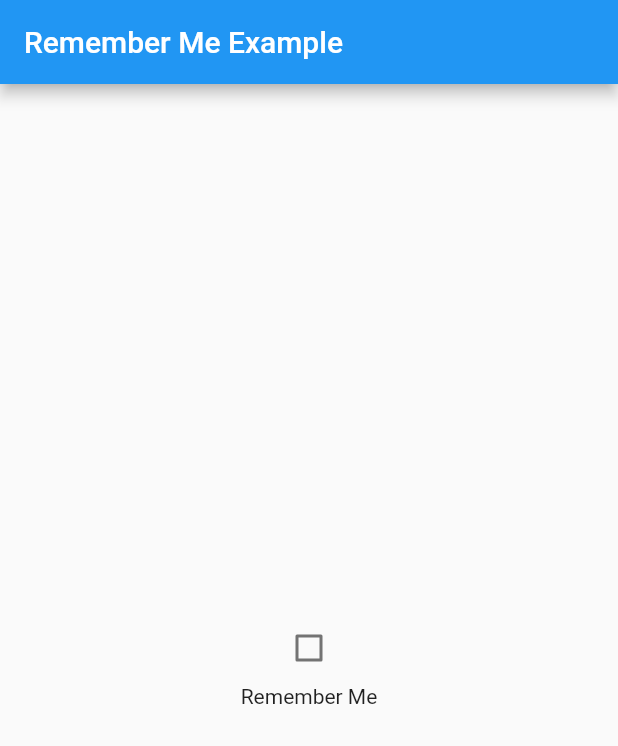
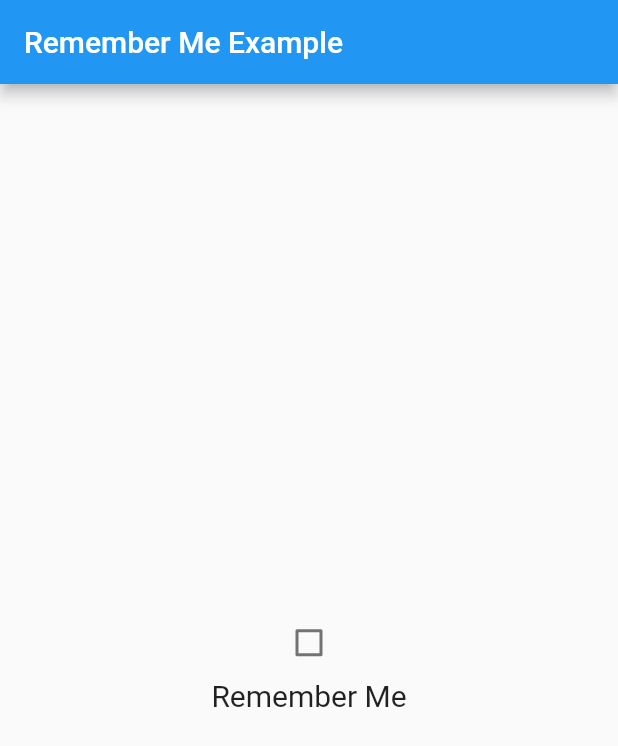
Before and after one commit to kennedyowusu/remember_me, a Flutter app: the screen it shows after launch, on a phone screen of 412 x 824 dp. Shown: the top 746 px of the screen. Run offline on Flutter 3.47's test engine with Material 2 defaults, Android fonts, the phone set to English and light mode, and no system bars; our stand-ins replace get, get_storage.

Commit message:
update fontsize

```diff
--- a/lib/remember_me.dart
+++ b/lib/remember_me.dart
@@ -25,7 +25,12 @@ class RememberMeScreen extends StatelessWidget {
                 },
               ),
             ),
-            const Text('Remember Me'),
+            const Text(
+              'Remember Me',
+              style: TextStyle(
+                fontSize: 20,
+              ),
+            ),
           ],
         ),
       ),
```
